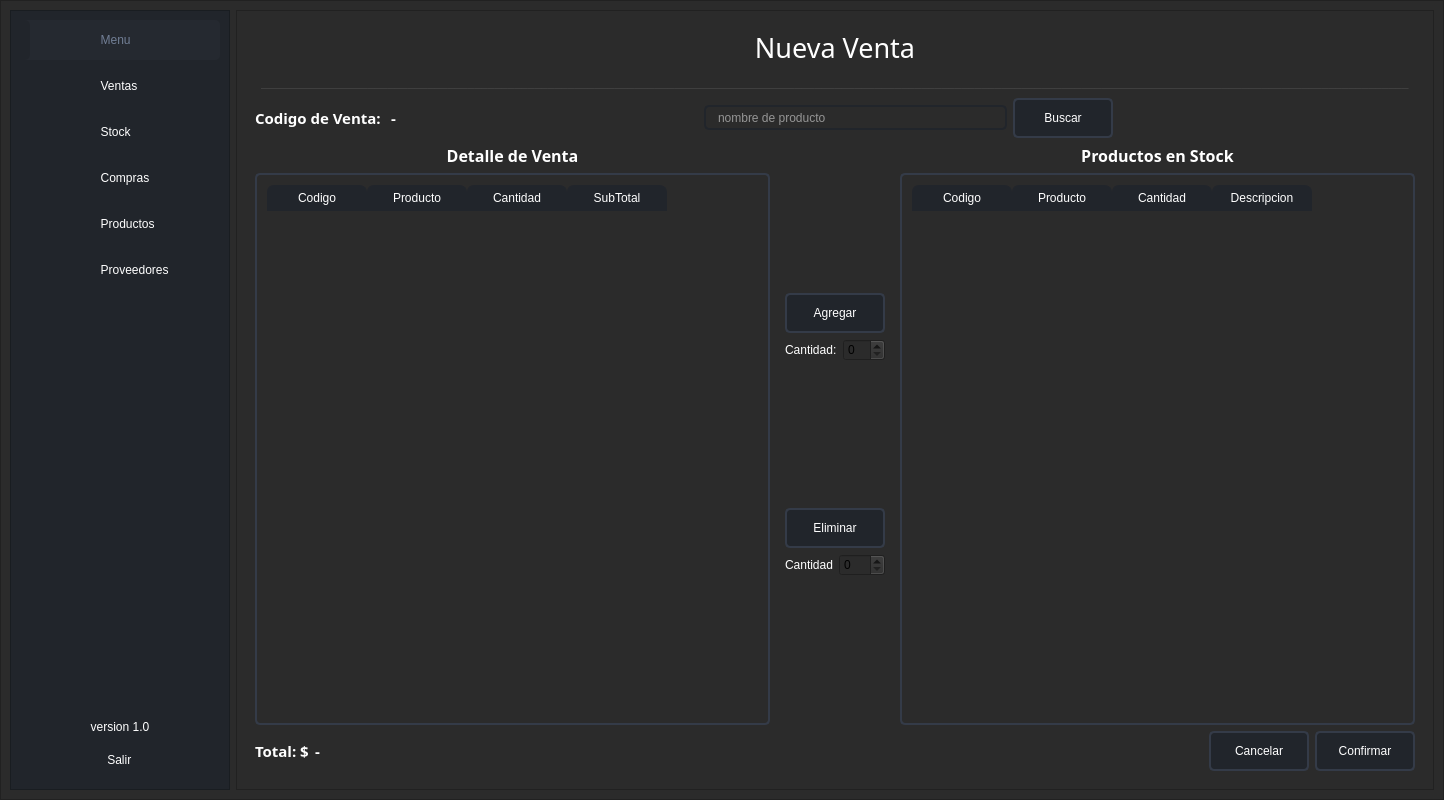
Above: Views/Principal.ui from Ryderd20/Gestor-Stock before the change. Below: the same form after it.
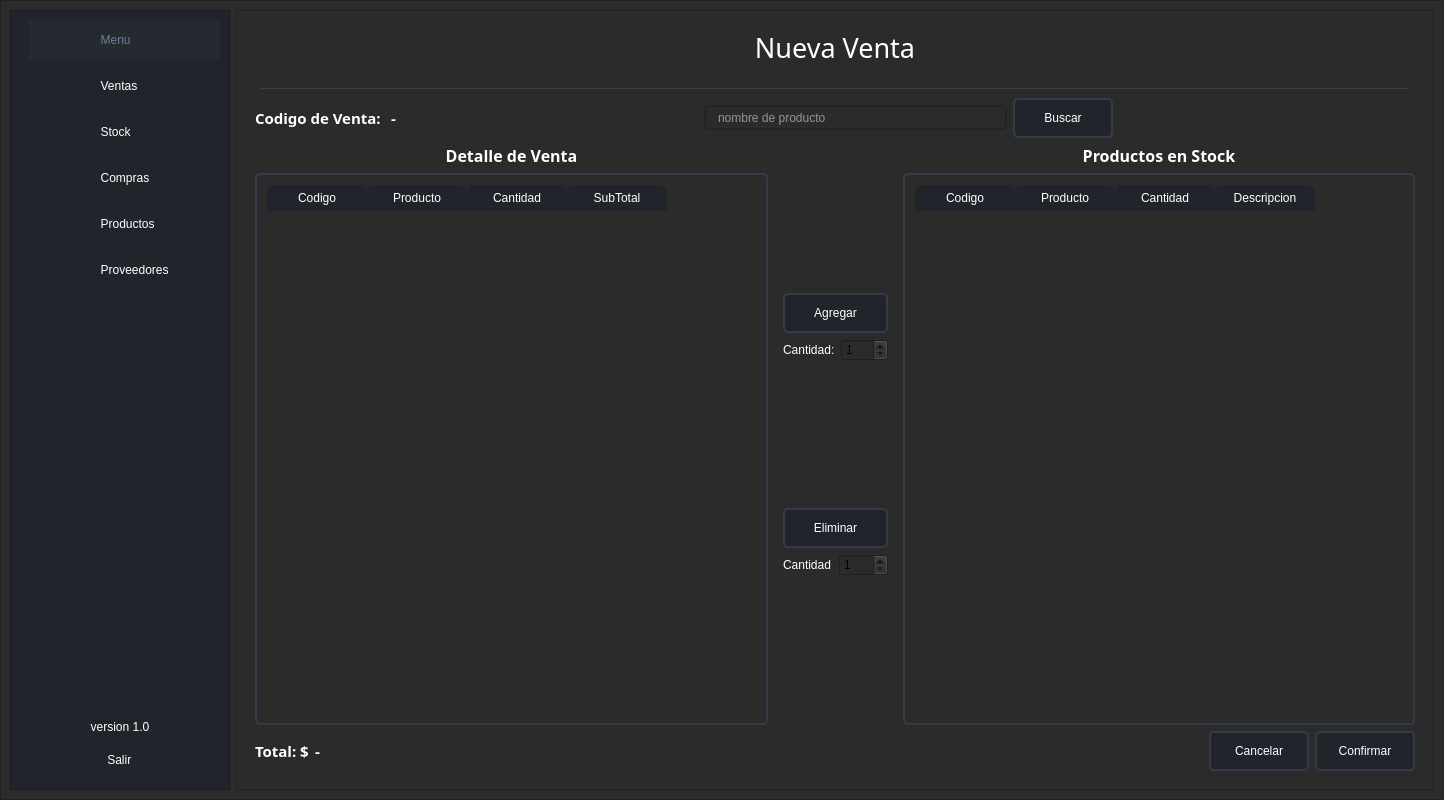
That is the form after the change. The open tabs and pages were chosen to show the change. Icons and pictures are not drawn.

Diff of the .ui file:
```diff
--- a/Views/Principal.ui
+++ b/Views/Principal.ui
@@ -1372,7 +1372,14 @@
                       </widget>
                      </item>
                      <item>
-                      <widget class="QSpinBox" name="spinBox_agregarDetalle"/>
+                      <widget class="QSpinBox" name="spinBox_agregarDetalle">
+                       <property name="minimum">
+                        <number>1</number>
+                       </property>
+                       <property name="maximum">
+                        <number>100</number>
+                       </property>
+                      </widget>
                      </item>
                     </layout>
                    </item>
@@ -1418,7 +1425,14 @@
                       </widget>
                      </item>
                      <item>
-                      <widget class="QSpinBox" name="spinBox_restarDetalle"/>
+                      <widget class="QSpinBox" name="spinBox_restarDetalle">
+                       <property name="minimum">
+                        <number>1</number>
+                       </property>
+                       <property name="maximum">
+                        <number>100</number>
+                       </property>
+                      </widget>
                      </item>
                     </layout>
                    </item>
```
Left out of the diff: 20 changed lines with no effect on the pictures.
